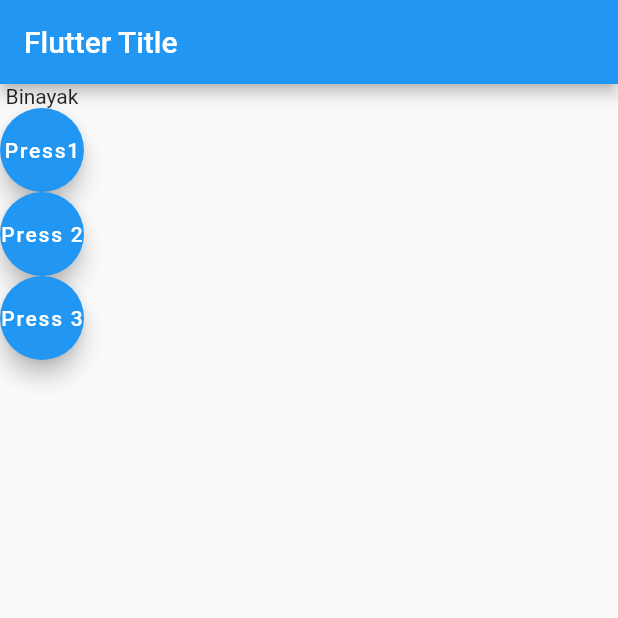
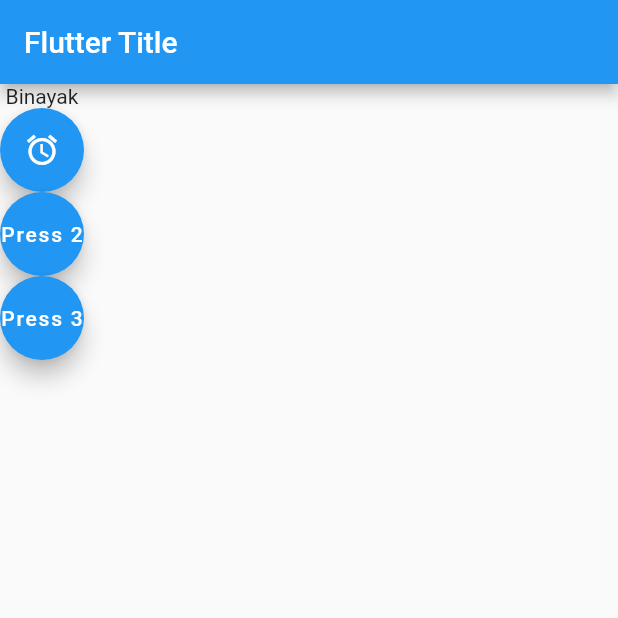
Before and after one commit to BinayakDotel/Binayak_FlutterNcit, a Flutter app: the screen it shows after launch, on a phone screen of 412 x 824 dp, the top half of it. Run offline on Flutter 3.47's test engine with Material 2 defaults, Android fonts, the phone set to English and light mode, and no system bars.

Commit message:
home icon replaced by alarm

```diff
--- a/lib/main.dart
+++ b/lib/main.dart
@@ -29,7 +29,11 @@ class MyAppState extends State<MyApp>{
               children: <Widget>[
                 Text(texts[count]),
                 FloatingActionButton(
-                  child: Text('Press1'),
+                  child: Icon(
+                    Icons.access_alarm,
+                    color: Colors.white,
+
+                  ),
                   onPressed: buttonPressed,
                 ),
                 FloatingActionButton(
```
